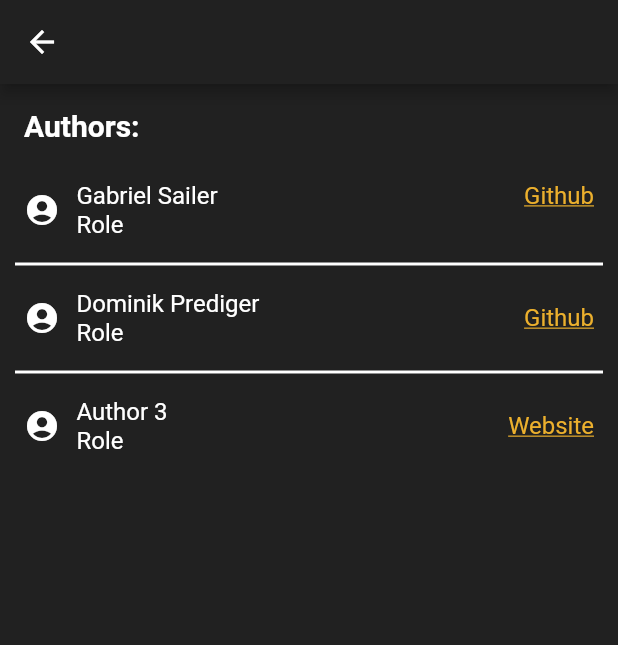
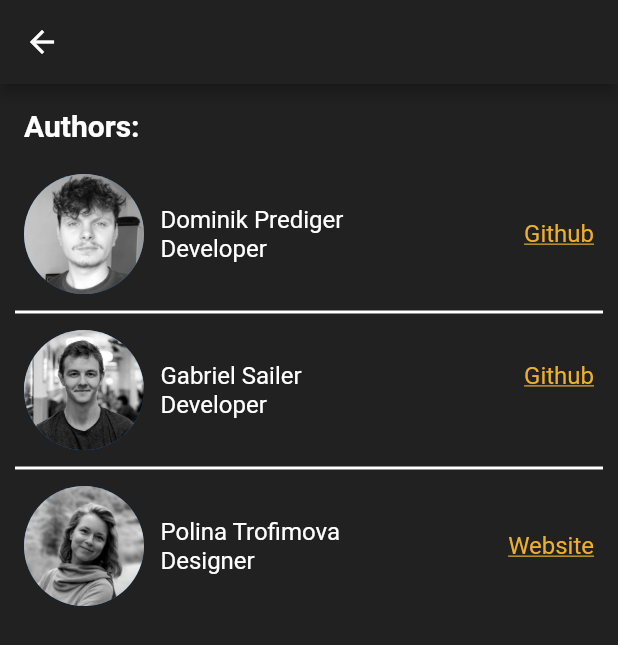
Before and after one commit to gsailer/ofa-app, a Flutter app: the Authors screen opened by its route, on a phone screen of 412 x 824 dp. Shown: the top 645 px of the screen. Run offline on Flutter 3.47's test engine with Material 2 defaults, Android fonts, the phone set to English and light mode, and no system bars; our stand-ins replace file_picker; missing offline and left inert: df.

Commit message:
Fix names, avatars, hyperlinks and styling of authors view

```diff
--- a/lib/views/authors.dart
+++ b/lib/views/authors.dart
@@ -29,7 +29,9 @@ class _AuthorsState extends State<Authors> {
       ),
       body: Container(
         //TODO auto fill height
-        height: 999,
+        height: MediaQuery.of(context).size.height -
+            MediaQuery.of(context).padding.top -
+            kToolbarHeight,
         color: Color(0xff212121),
         child: ListView(
           shrinkWrap: true,
@@ -48,14 +50,59 @@ class _AuthorsState extends State<Authors> {
             ListTile(
               title: Row(
                 children: <Widget>[
-                  Icon(Icons.account_circle, color: Colors.white),
-                  SizedBox(width: 11,),
-                  Expanded(child: Text("Gabriel Sailer\nRole", style: TextStyle(color: Colors.white),)),
+                  CircleAvatar(
+                    radius: 40,
+                    backgroundImage: AssetImage(
+                      'assets/images/author_dominik.jpg',
+                    ),
+                  ),
+                  SizedBox(
+                    width: 11,
+                  ),
+                  Expanded(
+                    child: Text(
+                        "Dominik Prediger\nDeveloper",
+                        style: TextStyle(color: Colors.white),
+                      ),
+                    ),
                   InkWell(
-                    child: Text(
-                      "Github\n",
-                      style: TextStyle(color: Color(0xFFECB02D), decoration: TextDecoration.underline)
+                    child: Text("Github",
+                        style: TextStyle(
+                            color: Color(0xFFECB02D),
+                            decoration: TextDecoration.underline)),
+                    onTap: () => launch("https://github.com/DeadRbbt"),
+                  ),
+                ],
+              ),
+            ),
+            Divider(
+              color: Colors.white,
+              thickness: 2,
+              indent: 10,
+              endIndent: 10,
+            ),
+            ListTile(
+              title: Row(
+                children: <Widget>[
+                  CircleAvatar(
+                    radius: 40,
+                    backgroundImage: AssetImage(
+                      'assets/images/author_gabriel.jpg',
                     ),
+                  ),
+                  SizedBox(
+                    width: 11,
+                  ),
+                  Expanded(
+                      child: Text(
+                    "Gabriel Sailer\nDeveloper",
+                    style: TextStyle(color: Colors.white),
+                  )),
+                  InkWell(
+                    child: Text("Github\n",
+                        style: TextStyle(
+                            color: Color(0xFFECB02D),
+                            decoration: TextDecoration.underline)),
                     onTap: () => launch("https://github.com/sublinus"),
                   ),
                 ],
@@ -70,38 +117,27 @@ class _AuthorsState extends State<Authors> {
             ListTile(
               title: Row(
                 children: <Widget>[
-                  Icon(Icons.account_circle, color: Colors.white),
-                  SizedBox(width: 11,),
-                  Expanded(child: Text("Dominik Prediger\nRole", style: TextStyle(color: Colors.white),)),
+                  CircleAvatar(
+                    radius: 40,
+                    backgroundImage: AssetImage(
+                      'assets/images/author_polina.png',
+                    ),
+                  ),
+                  SizedBox(
+                    width: 11,
+                  ),
+                  Expanded(
+                      child: Text(
+                    "Polina Trofimova\nDesigner",
+                    style: TextStyle(color: Colors.white),
+                  )),
                   InkWell(
-                    child: Text(
-                      "Github",
-                      style: TextStyle(color: Color(0xFFECB02D), decoration: TextDecoration.underline)
-                    ),
-                    onTap: () => launch("https://github.com/DeadRbbt"),
-                  ),
-                ],
-              ),
-            ),
-            Divider(
-              color: Colors.white,
-              thickness: 2,
-              indent: 10,
-              endIndent: 10,
-            ),
-            ListTile(
-              title: Row(
-                children: <Widget>[
-                  Icon(Icons.account_circle, color: Colors.white),
-                  SizedBox(width: 11,),
-                  Expanded(child: Text("Author 3\nRole", style: TextStyle(color: Colors.white),)),
-                  InkWell(
-                    child: Text(
-                      "Website",
-                      style: TextStyle(color: Color(0xFFECB02D), decoration: TextDecoration.underline)
-                    ),
+                    child: Text("Website",
+                        style: TextStyle(
+                            color: Color(0xFFECB02D),
+                            decoration: TextDecoration.underline)),
                     //TODO Website of designer
-                    onTap: () => launch("https://github.com/sublinus"),
+                    onTap: () => launch("https://otpolie.com/"),
                   ),
                 ],
               ),
```
